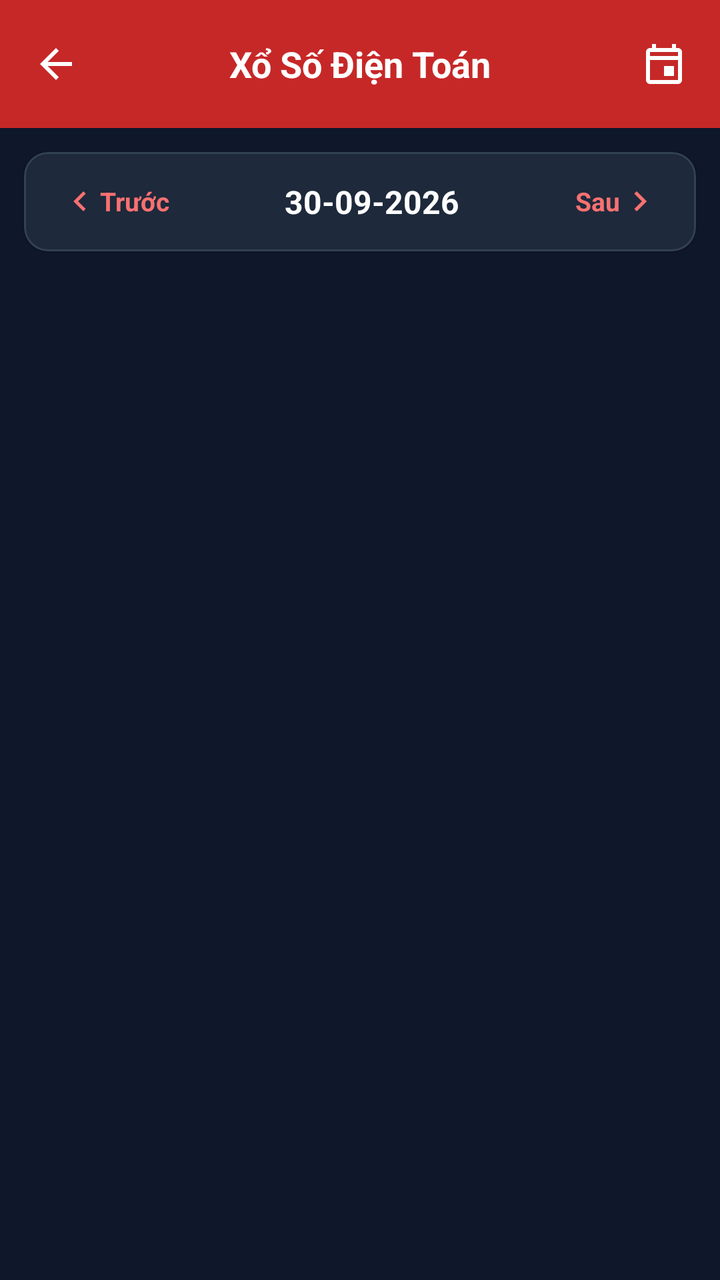
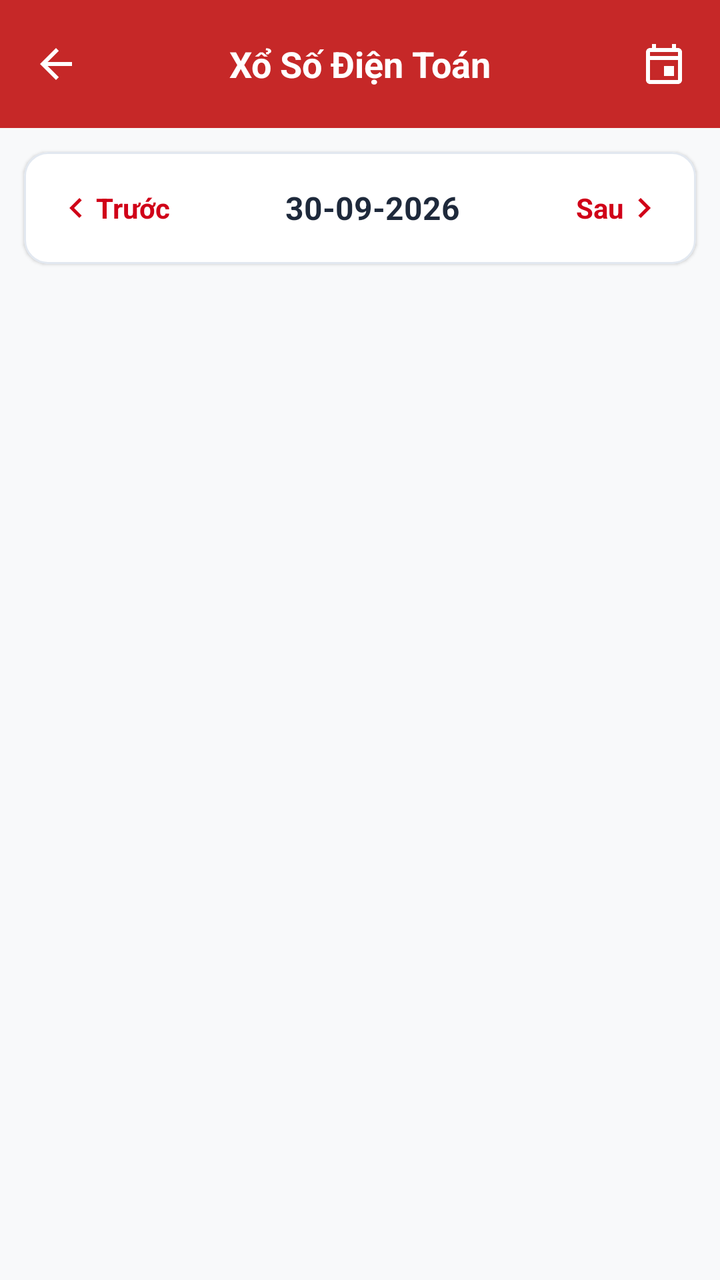

Screens rendered from an Android XML layout before and after an edit, with the pre-edit source and the edit as a unified diff.
<!-- AndroidManifest.xml: application theme Theme.LoterryApp -->
<!-- res/layout/activity_dien_toan.xml -->
<?xml version="1.0" encoding="utf-8"?>
<LinearLayout xmlns:android="http://schemas.android.com/apk/res/android"
    xmlns:app="http://schemas.android.com/apk/res-auto"
    xmlns:tools="http://schemas.android.com/tools"
    android:layout_width="match_parent"
    android:layout_height="match_parent"
    android:background="#0F172A"
    android:orientation="vertical"
    tools:context=".DienToanActivity">

    
    <com.google.android.material.appbar.AppBarLayout
        android:layout_width="match_parent"
        android:layout_height="wrap_content"
        app:elevation="0dp">

        <androidx.appcompat.widget.Toolbar
            android:id="@+id/toolbar"
            android:layout_width="match_parent"
            android:layout_height="?attr/actionBarSize"
            android:background="@color/header_red"
            app:contentInsetStart="0dp">

            <RelativeLayout
                android:layout_width="match_parent"
                android:layout_height="match_parent"
                android:paddingHorizontal="8dp">

                <ImageView
                    android:id="@+id/ivBack"
                    android:layout_width="40dp"
                    android:layout_height="40dp"
                    android:layout_centerVertical="true"
                    android:background="?attr/selectableItemBackgroundBorderless"
                    android:clickable="true"
                    android:focusable="true"
                    android:padding="8dp"
                    android:src="@drawable/ic_back"
                    app:tint="@color/white" />

                <TextView
                    android:layout_width="wrap_content"
                    android:layout_height="wrap_content"
                    android:layout_centerInParent="true"
                    android:text="Xổ Số Điện Toán"
                    android:textColor="@color/white"
                    android:textSize="18sp"
                    android:textStyle="bold" />

                <ImageView
                    android:id="@+id/ivCalendar"
                    android:layout_width="40dp"
                    android:layout_height="40dp"
                    android:layout_alignParentEnd="true"
                    android:layout_centerVertical="true"
                    android:background="?attr/selectableItemBackgroundBorderless"
                    android:clickable="true"
                    android:focusable="true"
                    android:padding="8dp"
                    android:src="@drawable/ic_calendar"
                    app:tint="@color/white" />
            </RelativeLayout>
        </androidx.appcompat.widget.Toolbar>
    </com.google.android.material.appbar.AppBarLayout>

    
    <com.google.android.material.card.MaterialCardView
        android:layout_width="match_parent"
        android:layout_height="wrap_content"
        android:layout_marginHorizontal="12dp"
        android:layout_marginTop="12dp"
        android:layout_marginBottom="8dp"
        app:cardBackgroundColor="#1E293B"
        app:cardCornerRadius="12dp"
        app:cardElevation="1dp"
        app:strokeColor="#334155"
        app:strokeWidth="1dp">

        <LinearLayout
            android:layout_width="match_parent"
            android:layout_height="wrap_content"
            android:gravity="center_vertical"
            android:orientation="horizontal"
            android:padding="6dp">

            <LinearLayout
                android:id="@+id/btnPrev"
                android:layout_width="wrap_content"
                android:layout_height="wrap_content"
                android:background="?attr/selectableItemBackground"
                android:clickable="true"
                android:focusable="true"
                android:gravity="center"
                android:orientation="horizontal"
                android:paddingHorizontal="12dp"
                android:paddingVertical="8dp">

                <ImageView
                    android:layout_width="20dp"
                    android:layout_height="20dp"
                    android:src="@drawable/ic_chevron_left"
                    app:tint="#F87171" />

                <TextView
                    android:layout_width="wrap_content"
                    android:layout_height="wrap_content"
                    android:text="Trước"
                    android:textColor="#F87171"
                    android:textSize="13sp"
                    android:textStyle="bold" />
            </LinearLayout>

            <TextView
                android:id="@+id/tvCurrentDate"
                android:layout_width="0dp"
                android:layout_height="wrap_content"
                android:layout_weight="1"
                android:background="?attr/selectableItemBackground"
                android:clickable="true"
                android:focusable="true"
                android:gravity="center"
                android:padding="8dp"
                android:text="30-09-2026"
                android:textColor="@color/white"
                android:textSize="16sp"
                android:textStyle="bold" />

            <LinearLayout
                android:id="@+id/btnNext"
                android:layout_width="wrap_content"
                android:layout_height="wrap_content"
                android:background="?attr/selectableItemBackground"
                android:clickable="true"
                android:focusable="true"
                android:gravity="center"
                android:orientation="horizontal"
                android:paddingHorizontal="12dp"
                android:paddingVertical="8dp">

                <TextView
                    android:layout_width="wrap_content"
                    android:layout_height="wrap_content"
                    android:text="Sau"
                    android:textColor="#F87171"
                    android:textSize="13sp"
                    android:textStyle="bold" />

                <ImageView
                    android:layout_width="20dp"
                    android:layout_height="20dp"
                    android:src="@drawable/ic_chevron_right"
                    app:tint="#F87171" />
            </LinearLayout>
        </LinearLayout>
    </com.google.android.material.card.MaterialCardView>

    
    <androidx.core.widget.NestedScrollView
        android:layout_width="match_parent"
        android:layout_height="0dp"
        android:layout_weight="1">

        <LinearLayout
            android:layout_width="match_parent"
            android:layout_height="wrap_content"
            android:orientation="vertical"
            android:padding="12dp">

            <ProgressBar
                android:id="@+id/progressBar"
                android:layout_width="wrap_content"
                android:layout_height="wrap_content"
                android:layout_gravity="center"
                android:layout_marginTop="32dp"
                android:visibility="gone" />

            <TextView
                android:id="@+id/tvEmptyState"
                android:layout_width="match_parent"
                android:layout_height="wrap_content"
                android:gravity="center"
                android:padding="32dp"
                android:text="Đang tải kết quả Xổ Số Điện Toán..."
                android:textColor="#94A3B8"
                android:textSize="15sp"
                android:visibility="gone" />

            
            <androidx.recyclerview.widget.RecyclerView
                android:id="@+id/rvDienToan"
                android:layout_width="match_parent"
                android:layout_height="wrap_content"
                android:nestedScrollingEnabled="false" />

        </LinearLayout>
    </androidx.core.widget.NestedScrollView>

</LinearLayout>
<!-- resources referenced by this layout -->
<resources>
  <color name="header_red">#C62828</color>
  <color name="white">#FFFFFFFF</color>
  <!-- drawable ic_back (drawable) -->
  <vector xmlns:android="http://schemas.android.com/apk/res/android"
      android:width="24dp"
      android:height="24dp"
      android:viewportWidth="24"
      android:viewportHeight="24">
      <path
          android:fillColor="#FFFFFFFF"
          android:pathData="M20,11H7.83l5.59,-5.59L12,4l-8,8 8,8 1.41,-1.41L7.83,13H20v-2z"/>
  </vector>
  <!-- drawable ic_calendar (drawable) -->
  <vector xmlns:android="http://schemas.android.com/apk/res/android"
      android:width="24dp"
      android:height="24dp"
      android:viewportWidth="24"
      android:viewportHeight="24">
      <path
          android:fillColor="#FFFFFFFF"
          android:pathData="M19,4h-1V2h-2v2H8V2H6v2H5c-1.11,0 -1.99,0.9 -1.99,2L3,20c0,1.1 0.89,2 2,2h14c1.1,0 2,-0.9 2,-2V6c0,-1.1 -0.9,-2 -2,-2zm0,16H5V10h14v10zm0,-12H5V6h14v2zm-7,5h5v5h-5z"/>
  </vector>
  <!-- drawable ic_chevron_left (drawable) -->
  <vector xmlns:android="http://schemas.android.com/apk/res/android"
      android:width="24dp"
      android:height="24dp"
      android:viewportWidth="24"
      android:viewportHeight="24">
      <path
          android:fillColor="#FFC62828"
          android:pathData="M15.41,7.41L14,6l-6,6 6,6 1.41,-1.41L10.83,12z"/>
  </vector>
  <!-- drawable ic_chevron_right (drawable) -->
  <vector xmlns:android="http://schemas.android.com/apk/res/android"
      android:width="24dp"
      android:height="24dp"
      android:viewportWidth="24"
      android:viewportHeight="24">
      <path
          android:fillColor="#FFC62828"
          android:pathData="M10,6L8.59,7.41 13.17,12l-4.58,4.59L10,18l6,-6z"/>
  </vector>
  <style name="Theme.LoterryApp" parent="Base.Theme.LoterryApp" />
  <style name="Base.Theme.LoterryApp" parent="Theme.Material3.DayNight.NoActionBar">
          
          
      </style>
</resources>

<!-- the commit's change to res/layout/activity_dien_toan.xml (unified diff, before → after) -->
@@ -4,7 +4,7 @@
     xmlns:tools="http://schemas.android.com/tools"
     android:layout_width="match_parent"
     android:layout_height="match_parent"
-    android:background="#0F172A"
+    android:background="@color/bg_screen"
     android:orientation="vertical"
     tools:context=".DienToanActivity">
 
@@ -24,41 +24,43 @@
             <RelativeLayout
                 android:layout_width="match_parent"
                 android:layout_height="match_parent"
-                android:paddingHorizontal="8dp">
+                android:paddingHorizontal="4dp">
 
                 <ImageView
                     android:id="@+id/ivBack"
-                    android:layout_width="40dp"
-                    android:layout_height="40dp"
+                    android:layout_width="48dp"
+                    android:layout_height="48dp"
                     android:layout_centerVertical="true"
                     android:background="?attr/selectableItemBackgroundBorderless"
                     android:clickable="true"
+                    android:contentDescription="Quay lại"
                     android:focusable="true"
-                    android:padding="8dp"
+                    android:padding="12dp"
                     android:src="@drawable/ic_back"
-                    app:tint="@color/white" />
+                    app:tint="@color/on_brand" />
 
                 <TextView
                     android:layout_width="wrap_content"
                     android:layout_height="wrap_content"
                     android:layout_centerInParent="true"
                     android:text="Xổ Số Điện Toán"
-                    android:textColor="@color/white"
+                    android:textColor="@color/on_brand"
                     android:textSize="18sp"
                     android:textStyle="bold" />
 
                 <ImageView
                     android:id="@+id/ivCalendar"
-                    android:layout_width="40dp"
-                    android:layout_height="40dp"
+                    android:layout_width="48dp"
+                    android:layout_height="48dp"
                     android:layout_alignParentEnd="true"
                     android:layout_centerVertical="true"
                     android:background="?attr/selectableItemBackgroundBorderless"
                     android:clickable="true"
+                    android:contentDescription="Chọn ngày"
                     android:focusable="true"
-                    android:padding="8dp"
+                    android:padding="12dp"
                     android:src="@drawable/ic_calendar"
-                    app:tint="@color/white" />
+                    app:tint="@color/on_brand" />
             </RelativeLayout>
         </androidx.appcompat.widget.Toolbar>
     </com.google.android.material.appbar.AppBarLayout>
@@ -69,11 +71,11 @@
         android:layout_height="wrap_content"
         android:layout_marginHorizontal="12dp"
         android:layout_marginTop="12dp"
-        android:layout_marginBottom="8dp"
-        app:cardBackgroundColor="#1E293B"
+        android:layout_marginBottom="4dp"
+        app:cardBackgroundColor="@color/surface"
         app:cardCornerRadius="12dp"
         app:cardElevation="1dp"
-        app:strokeColor="#334155"
+        app:strokeColor="@color/card_stroke"
         app:strokeWidth="1dp">
 
         <LinearLayout
@@ -81,7 +83,7 @@
             android:layout_height="wrap_content"
             android:gravity="center_vertical"
             android:orientation="horizontal"
-            android:padding="6dp">
+            android:padding="4dp">
 
             <LinearLayout
                 android:id="@+id/btnPrev"
@@ -91,6 +93,7 @@
                 android:clickable="true"
                 android:focusable="true"
                 android:gravity="center"
+                android:minHeight="48dp"
                 android:orientation="horizontal"
                 android:paddingHorizontal="12dp"
                 android:paddingVertical="8dp">
@@ -99,14 +102,14 @@
                     android:layout_width="20dp"
                     android:layout_height="20dp"
                     android:src="@drawable/ic_chevron_left"
-                    app:tint="#F87171" />
+                    app:tint="@color/result_red" />
 
                 <TextView
                     android:layout_width="wrap_content"
                     android:layout_height="wrap_content"
                     android:text="Trước"
-                    android:textColor="#F87171"
-                    android:textSize="13sp"
+                    android:textColor="@color/result_red"
+                    android:textSize="14sp"
                     android:textStyle="bold" />
             </LinearLayout>
 
@@ -119,9 +122,10 @@
                 android:clickable="true"
                 android:focusable="true"
                 android:gravity="center"
+                android:minHeight="48dp"
                 android:padding="8dp"
                 android:text="30-09-2026"
-                android:textColor="@color/white"
+                android:textColor="@color/text_primary"
                 android:textSize="16sp"
                 android:textStyle="bold" />
 
@@ -133,6 +137,7 @@
                 android:clickable="true"
                 android:focusable="true"
                 android:gravity="center"
+                android:minHeight="48dp"
                 android:orientation="horizontal"
                 android:paddingHorizontal="12dp"
                 android:paddingVertical="8dp">
@@ -141,15 +146,15 @@
                     android:layout_width="wrap_content"
                     android:layout_height="wrap_content"
                     android:text="Sau"
-                    android:textColor="#F87171"
-                    android:textSize="13sp"
+                    android:textColor="@color/result_red"
+                    android:textSize="14sp"
                     android:textStyle="bold" />
 
                 <ImageView
                     android:layout_width="20dp"
                     android:layout_height="20dp"
                     android:src="@drawable/ic_chevron_right"
-                    app:tint="#F87171" />
+                    app:tint="@color/result_red" />
             </LinearLayout>
         </LinearLayout>
     </com.google.android.material.card.MaterialCardView>
@@ -172,6 +177,7 @@
                 android:layout_height="wrap_content"
                 android:layout_gravity="center"
                 android:layout_marginTop="32dp"
+                android:indeterminateTint="@color/header_red"
                 android:visibility="gone" />
 
             <TextView
@@ -181,7 +187,7 @@
                 android:gravity="center"
                 android:padding="32dp"
                 android:text="Đang tải kết quả Xổ Số Điện Toán..."
-                android:textColor="#94A3B8"
+                android:textColor="@color/text_secondary"
                 android:textSize="15sp"
                 android:visibility="gone" />
 
<!-- resource entries referenced after the edit -->
@@ -1,7 +1,13 @@
 <!-- resources referenced by this layout -->
 <resources>
+  <color name="bg_screen">#F8F9FA</color>
+  <color name="card_stroke">#E2E8F0</color>
   <color name="header_red">#C62828</color>
-  <color name="white">#FFFFFFFF</color>
+  <color name="on_brand">#FFFFFFFF</color>
+  <color name="result_red">#D00018</color>
+  <color name="surface">#FFFFFF</color>
+  <color name="text_primary">#1E293B</color>
+  <color name="text_secondary">#64748B</color>
   <!-- drawable ic_back (drawable) -->
   <vector xmlns:android="http://schemas.android.com/apk/res/android"
       android:width="24dp"
@@ -29,7 +35,7 @@
       android:viewportWidth="24"
       android:viewportHeight="24">
       <path
-          android:fillColor="#FFC62828"
+          android:fillColor="@color/brand_text"
           android:pathData="M15.41,7.41L14,6l-6,6 6,6 1.41,-1.41L10.83,12z"/>
   </vector>
   <!-- drawable ic_chevron_right (drawable) -->
@@ -39,13 +45,39 @@
       android:viewportWidth="24"
       android:viewportHeight="24">
       <path
-          android:fillColor="#FFC62828"
+          android:fillColor="@color/brand_text"
           android:pathData="M10,6L8.59,7.41 13.17,12l-4.58,4.59L10,18l6,-6z"/>
   </vector>
   <style name="Theme.LoterryApp" parent="Base.Theme.LoterryApp" />
+  <color name="brand_text">#C62828</color>
   <style name="Base.Theme.LoterryApp" parent="Theme.Material3.DayNight.NoActionBar">
+          <item name="colorPrimary">@color/header_red</item>
+          <item name="colorOnPrimary">@color/on_brand</item>
+          <item name="colorPrimaryContainer">@color/brand_container</item>
+          <item name="colorOnPrimaryContainer">@color/on_brand_container</item>
+          <item name="colorSecondaryContainer">@color/brand_container</item>
+          <item name="colorOnSecondaryContainer">@color/on_brand_container</item>
+  
+          <item name="android:colorBackground">@color/bg_screen</item>
+          <item name="colorSurface">@color/surface</item>
+          <item name="colorOnSurface">@color/text_primary</item>
+          <item name="colorOnSurfaceVariant">@color/text_secondary</item>
+          <item name="colorSurfaceContainer">@color/surface</item>
+          <item name="colorSurfaceContainerHigh">@color/surface</item>
+          <item name="colorSurfaceContainerHighest">@color/surface_variant</item>
+          <item name="colorOutline">@color/card_stroke</item>
+          <item name="colorOutlineVariant">@color/divider</item>
           
+          <item name="elevationOverlayEnabled">false</item>
+  
           
+          <item name="android:statusBarColor">@color/header_red</item>
+          <item name="android:windowLightStatusBar">false</item>
+          <item name="android:navigationBarColor">@color/bg_screen</item>
       </style>
+  <color name="brand_container">#FDE2E2</color>
+  <color name="on_brand_container">#B71C1C</color>
+  <color name="surface_variant">#F1F5F9</color>
+  <color name="divider">#E5E7EB</color>
 </resources>
 
